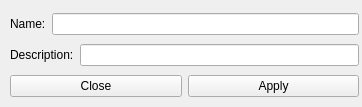
Above: src/categoryInfo.ui from ayham-1/ContractNotifier before the change. Below: the same form after it.
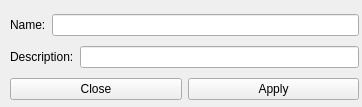
That is the form after the change.

```diff
--- a/src/categoryInfo.ui
+++ b/src/categoryInfo.ui
@@ -13,13 +13,13 @@
   <property name="windowTitle">
    <string>Category Info</string>
   </property>
-  <widget class="QWidget" name="">
+  <widget class="QWidget" name="layoutWidget">
    <property name="geometry">
     <rect>
      <x>10</x>
      <y>10</y>
      <width>349</width>
-     <height>91</height>
+     <height>95</height>
     </rect>
    </property>
    <layout class="QVBoxLayout" name="verticalLayout">
```
Left out of the diff: 4 changed lines with no effect on the pictures.
